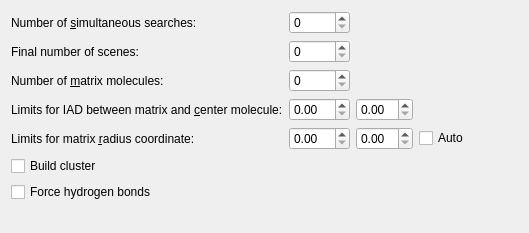
Above: src/randomdock/ui/tab_params.ui from xtalopt/XtalOpt before the change. Below: the same form after it.
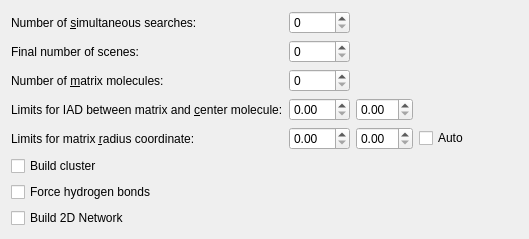
That is the form after the change.

Patch:
```diff
--- a/src/randomdock/ui/tab_params.ui
+++ b/src/randomdock/ui/tab_params.ui
@@ -142,6 +142,13 @@
      </property>
     </widget>
    </item>
+   <item row="8" column="0">
+    <widget class="QCheckBox" name="cb_build2DNetwork">
+     <property name="text">
+      <string>Build 2D Network</string>
+     </property>
+    </widget>
+   </item>
   </layout>
  </widget>
  <tabstops>
```
